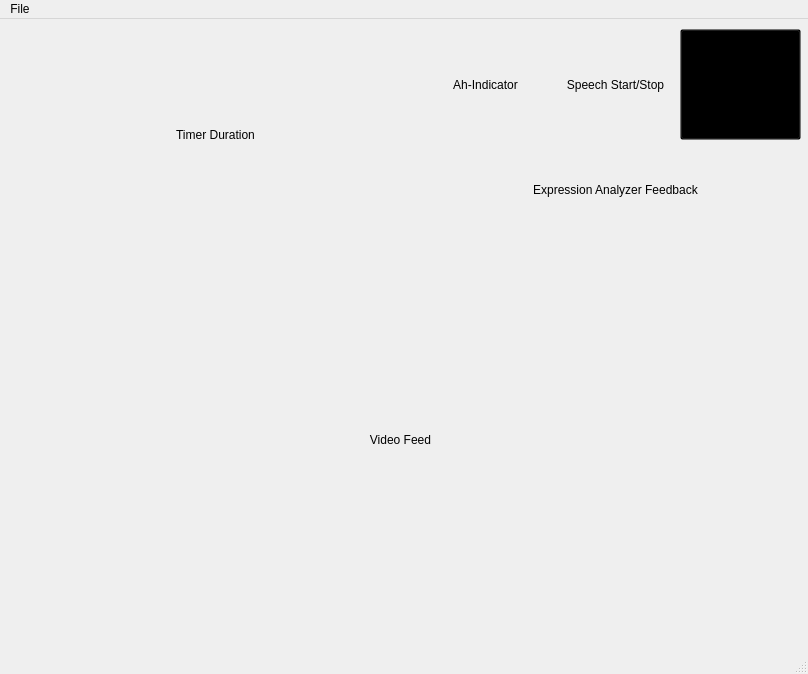
Qt form QT UI/Presenter_UI.ui (petersdragon/SANE_Project) before a commit.
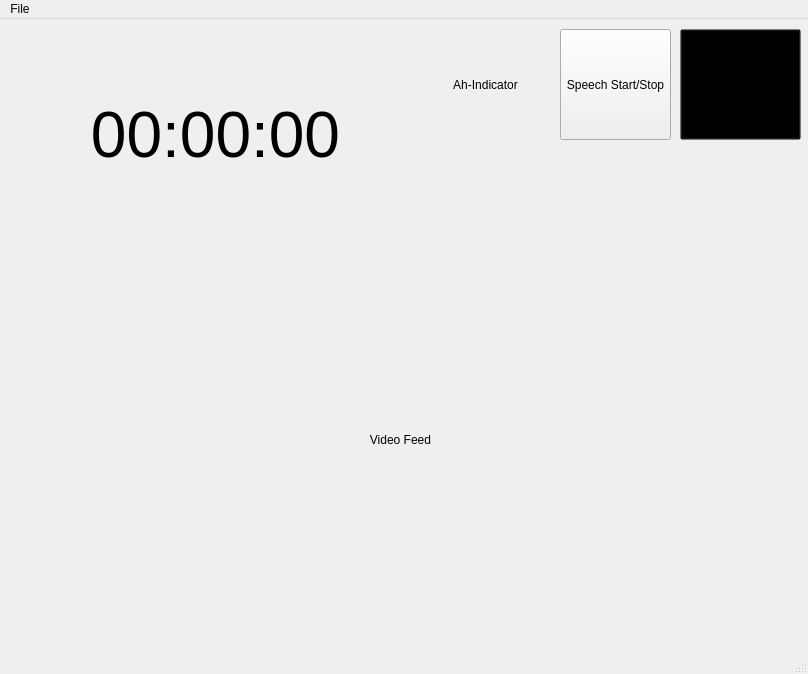
The same form after that commit. Icons and pictures are not drawn.

Commit message: Functional video, facial feedback. Can toggle feedback on/off.

```diff
--- a/QT UI/Presenter_UI.ui
+++ b/QT UI/Presenter_UI.ui
@@ -51,11 +51,16 @@
       <height>1</height>
      </size>
     </property>
+    <property name="font">
+     <font>
+      <pointsize>48</pointsize>
+     </font>
+    </property>
     <property name="autoFillBackground">
      <bool>false</bool>
     </property>
     <property name="text">
-     <string>Timer Duration</string>
+     <string>00:00:00</string>
     </property>
     <property name="alignment">
      <set>Qt::AlignCenter</set>
@@ -76,8 +81,13 @@
       <height>1</height>
      </size>
     </property>
+    <property name="font">
+     <font>
+      <pointsize>48</pointsize>
+     </font>
+    </property>
     <property name="text">
-     <string>Expression Analyzer Feedback</string>
+     <string/>
     </property>
     <property name="alignment">
      <set>Qt::AlignCenter</set>
@@ -105,28 +115,6 @@
      <set>Qt::AlignCenter</set>
     </property>
    </widget>
-   <widget class="QLabel" name="speechStartStop">
-    <property name="geometry">
-     <rect>
-      <x>560</x>
-      <y>10</y>
-      <width>111</width>
-      <height>111</height>
-     </rect>
-    </property>
-    <property name="minimumSize">
-     <size>
-      <width>1</width>
-      <height>1</height>
-     </size>
-    </property>
-    <property name="text">
-     <string>Speech Start/Stop</string>
-    </property>
-    <property name="alignment">
-     <set>Qt::AlignCenter</set>
-    </property>
-   </widget>
    <widget class="QPushButton" name="settingsButton">
     <property name="geometry">
      <rect>
@@ -162,6 +150,19 @@
      </size>
     </property>
    </widget>
+   <widget class="QPushButton" name="speechStartStop">
+    <property name="geometry">
+     <rect>
+      <x>560</x>
+      <y>10</y>
+      <width>111</width>
+      <height>111</height>
+     </rect>
+    </property>
+    <property name="text">
+     <string>Speech Start/Stop</string>
+    </property>
+   </widget>
   </widget>
   <widget class="QMenuBar" name="menubar">
    <property name="geometry">
```
Left out of the diff: 16 changed lines with no effect on the pictures. The commit also changes 6 other files.
